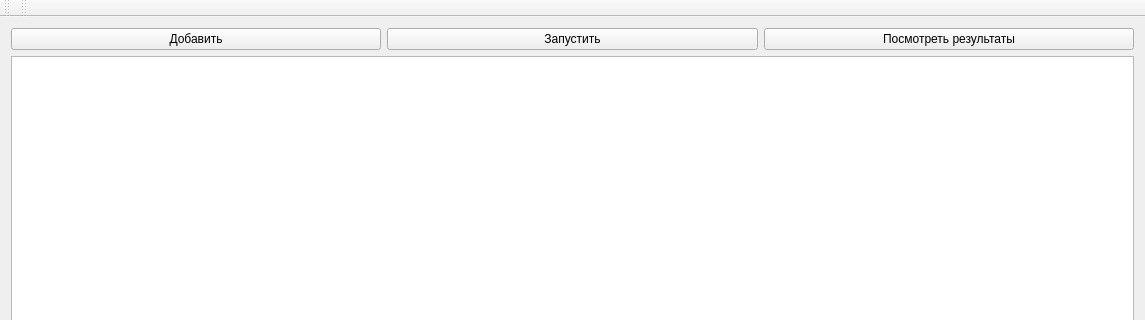
This is MEGA/QtCreatorWD/magi/mainwindow.ui in artemutin/MagiModelInterface as Qt 5 draws it before an edit; both pictures show x 0 to 1145 and y 0 to 320 of the 1145 by 713 pixel window. The edited form follows.
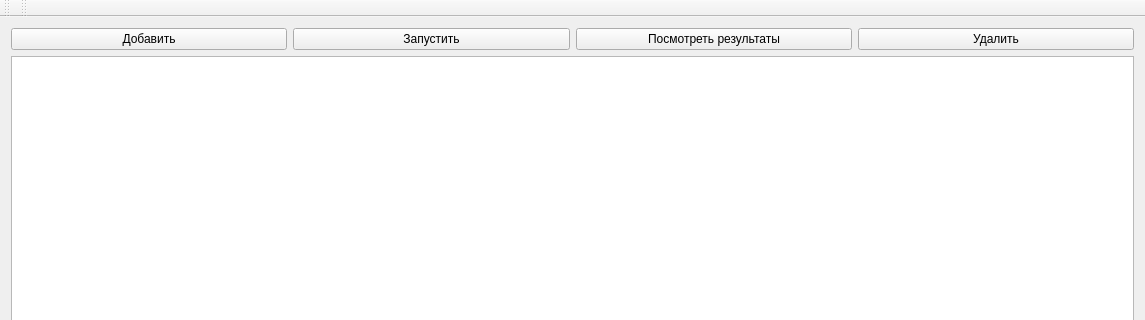
This is the edited form.

Commit message: delete is done, but table dont refresh and empty row stays here

The edit to the form file:
```diff
--- a/MEGA/QtCreatorWD/magi/mainwindow.ui
+++ b/MEGA/QtCreatorWD/magi/mainwindow.ui
@@ -38,6 +38,13 @@
         </property>
        </widget>
       </item>
+      <item>
+       <widget class="QPushButton" name="deleteButton">
+        <property name="text">
+         <string>Удалить</string>
+        </property>
+       </widget>
+      </item>
      </layout>
     </item>
     <item>
```
Left out of the diff: 17 changed lines with no effect on the pictures. The commit also changes 4 other files.
